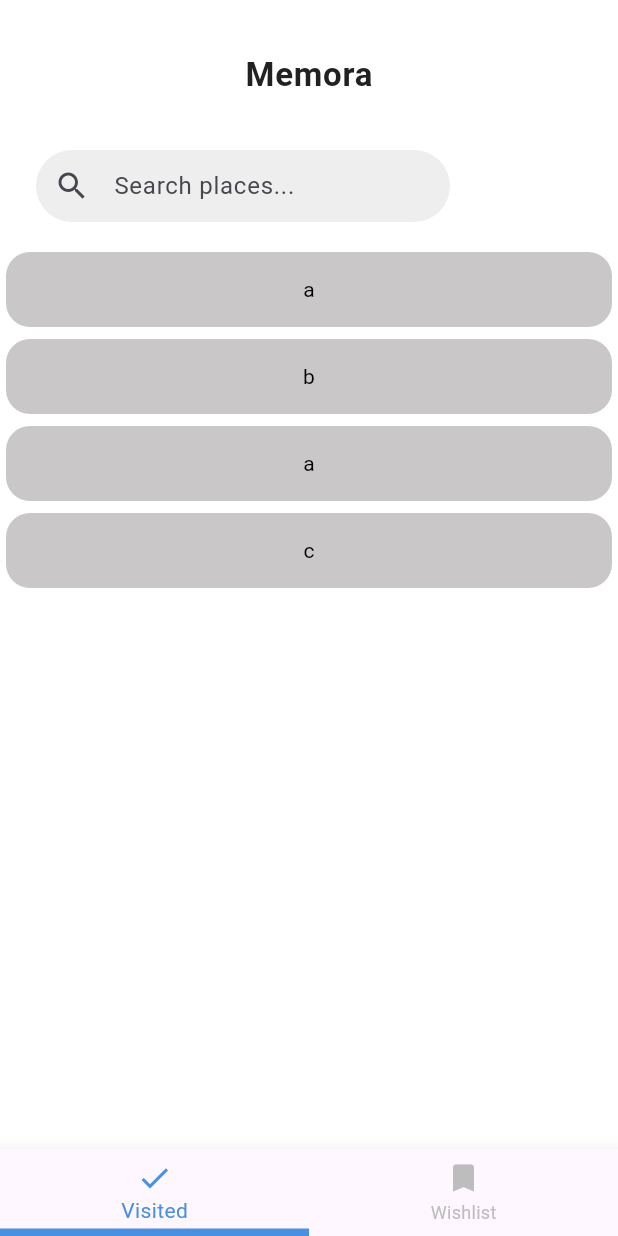
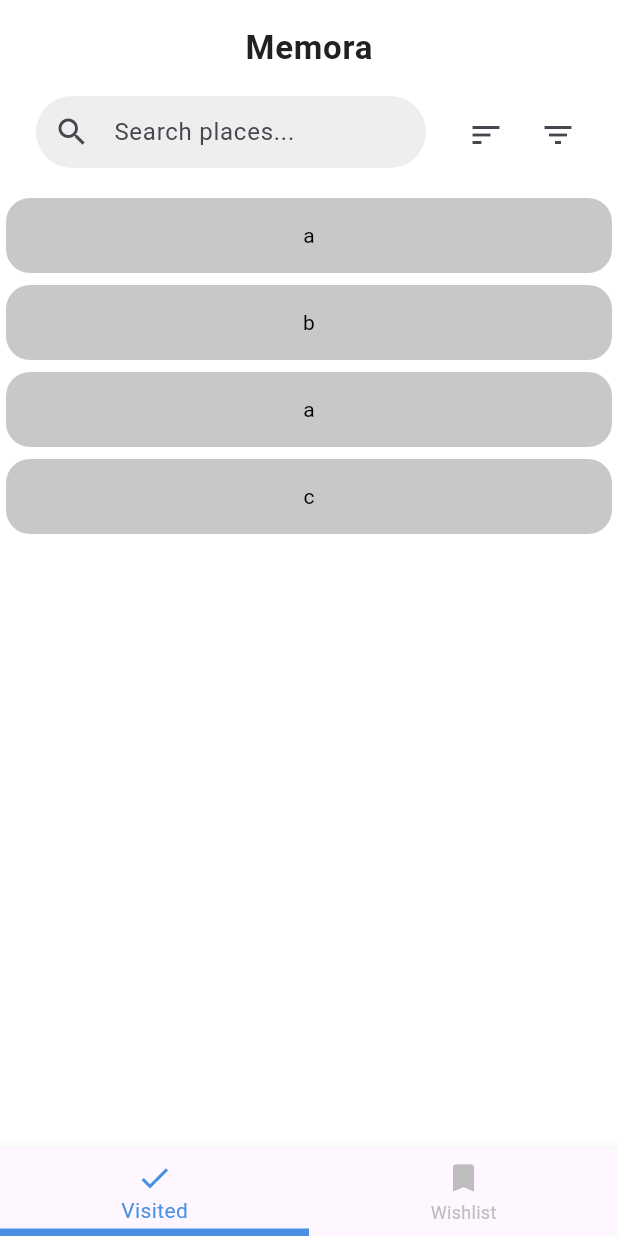
Before and after one commit to LeblancJames/Memora, a Flutter app: the screen it shows after launch, on a phone screen of 412 x 824 dp. Run offline on Flutter 3.47's test engine with Material 3 defaults, Android fonts, the phone set to English and light mode, and no system bars; drawn by our look-alikes of flutter_slidable.

Commit message:
sort and filter button UI

```diff
--- a/lib/main.dart
+++ b/lib/main.dart
@@ -67,7 +67,7 @@ class MyHomePageState extends State<MyHomePage> {
             letterSpacing: 0.5,
           ),
         ),
-        toolbarHeight: 100,
+        toolbarHeight: 64,
       ),
       body: PageView(
         controller: pageController,
--- a/lib/visited_page.dart
+++ b/lib/visited_page.dart
@@ -28,15 +28,18 @@ class _VisitedPageState extends State<VisitedPage> {
     return Column(
       children: [
         // Search Bar
-        Padding(
+        Row(
+          children: [
+            Expanded(
+              child: Padding(
                 padding: const EdgeInsets.only(
                   left: 24,
-            right: 112,
+                  right: 16,
                   top: 0,
                   bottom: 16,
                 ),
                 child: TextField(
-            controller: searchController,
+                  controller: searchController, //can control the text if needed
                   onChanged: (value) {
                     setState(() {
                       searchQuery = value;
@@ -45,7 +48,10 @@ class _VisitedPageState extends State<VisitedPage> {
                   decoration: InputDecoration(
                     hintText: 'Search places...',
                     prefixIcon: const Icon(Icons.search),
-              contentPadding: const EdgeInsets.symmetric(horizontal: 16),
+                    contentPadding: const EdgeInsets.symmetric(
+                      vertical: 4,
+                      horizontal: 16,
+                    ),
                     filled: true,
                     fillColor: Colors.grey[200],
                     border: OutlineInputBorder(
@@ -55,6 +61,43 @@ class _VisitedPageState extends State<VisitedPage> {
                   ),
                 ),
               ),
+            ),
+
+            //sort button
+            Padding(
+              padding: const EdgeInsets.only(
+                left: 0,
+                right: 0,
+                top: 0,
+                bottom: 12,
+              ),
+              child: IconButton(
+                icon: const Icon(Icons.sort),
+                tooltip: 'Sort',
+                onPressed: () {
+                  // TODO: Implement sort logic
+                },
+              ),
+            ),
+            //filter button
+            Padding(
+              padding: const EdgeInsets.only(
+                left: 0,
+                right: 16,
+                top: 0,
+                bottom: 12,
+              ),
+              child: IconButton(
+                icon: const Icon(Icons.filter_list),
+                tooltip: 'Filter',
+                onPressed: () {
+                  // TODO: Open filter modal or sheet
+                },
+              ),
+            ),
+          ],
+        ),
+
         Expanded(
           child: ListView.builder(
             itemCount: filteredPlaces.length,
```
Lines whose indentation alone changed are shown as unchanged.
